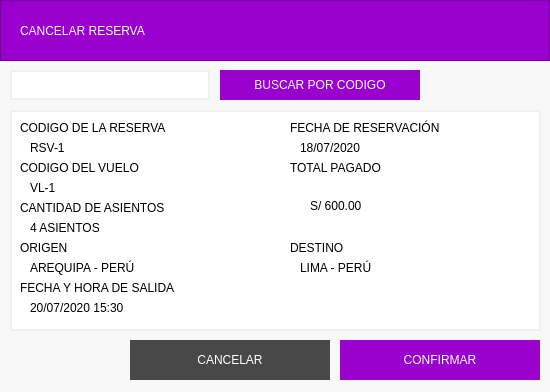
The window that cancelarreservaview.ui (Bguillenn/Fly-Reservations) describes before a commit, drawn with Qt 5.
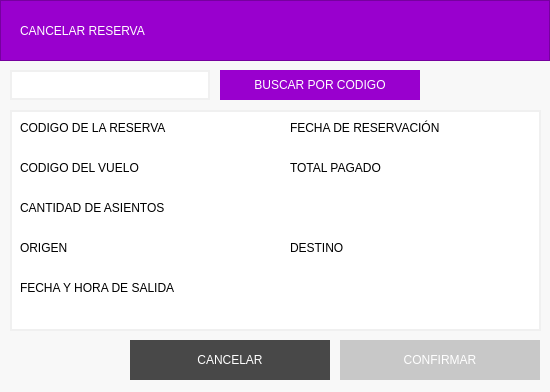
The same window after the commit.

Diff of the .ui file:
```diff
--- a/cancelarreservaview.ui
+++ b/cancelarreservaview.ui
@@ -236,7 +236,7 @@
 border: none;</string>
     </property>
     <property name="text">
-     <string>RSV-1</string>
+     <string/>
     </property>
    </widget>
    <widget class="QLabel" name="lblCodigoVuelo">
@@ -253,7 +253,7 @@
 border: none;</string>
     </property>
     <property name="text">
-     <string>VL-1</string>
+     <string/>
     </property>
    </widget>
    <widget class="QLabel" name="lblAsientos">
@@ -270,7 +270,7 @@
 border: none;</string>
     </property>
     <property name="text">
-     <string>4 ASIENTOS</string>
+     <string/>
     </property>
    </widget>
    <widget class="QLabel" name="lblOrigen">
@@ -287,7 +287,7 @@
 border: none;</string>
     </property>
     <property name="text">
-     <string>AREQUIPA - PERÚ</string>
+     <string/>
     </property>
    </widget>
    <widget class="QLabel" name="lblFechaVuelo">
@@ -304,7 +304,7 @@
 border: none;</string>
     </property>
     <property name="text">
-     <string>20/07/2020 15:30</string>
+     <string/>
     </property>
    </widget>
    <widget class="QLabel" name="lblFechaReserva">
@@ -321,7 +321,7 @@
 border: none;</string>
     </property>
     <property name="text">
-     <string>18/07/2020</string>
+     <string/>
     </property>
    </widget>
    <widget class="QLabel" name="lblDestino">
@@ -338,7 +338,7 @@
 border: none;</string>
     </property>
     <property name="text">
-     <string>LIMA - PERÚ</string>
+     <string/>
     </property>
    </widget>
    <widget class="QLabel" name="lblPrecioTotal">
@@ -355,7 +355,7 @@
 border: none;</string>
     </property>
     <property name="text">
-     <string>S/ 600.00</string>
+     <string/>
     </property>
    </widget>
   </widget>
@@ -411,6 +411,7 @@
 font: 800 10pt &quot;Roboto&quot;;
 border:none;
 transition: all .5s;
+cursor: pointer;
 }
 
 QPushButton:hover{
@@ -419,6 +420,11 @@
 
 QPushButton:pressed{
 	background-color: #A30DD8;
+}
+
+QPushButton:disabled{
+	color: #ffffff;
+	background-color: #c8c8c8;
 }</string>
    </property>
    <property name="text">
```
